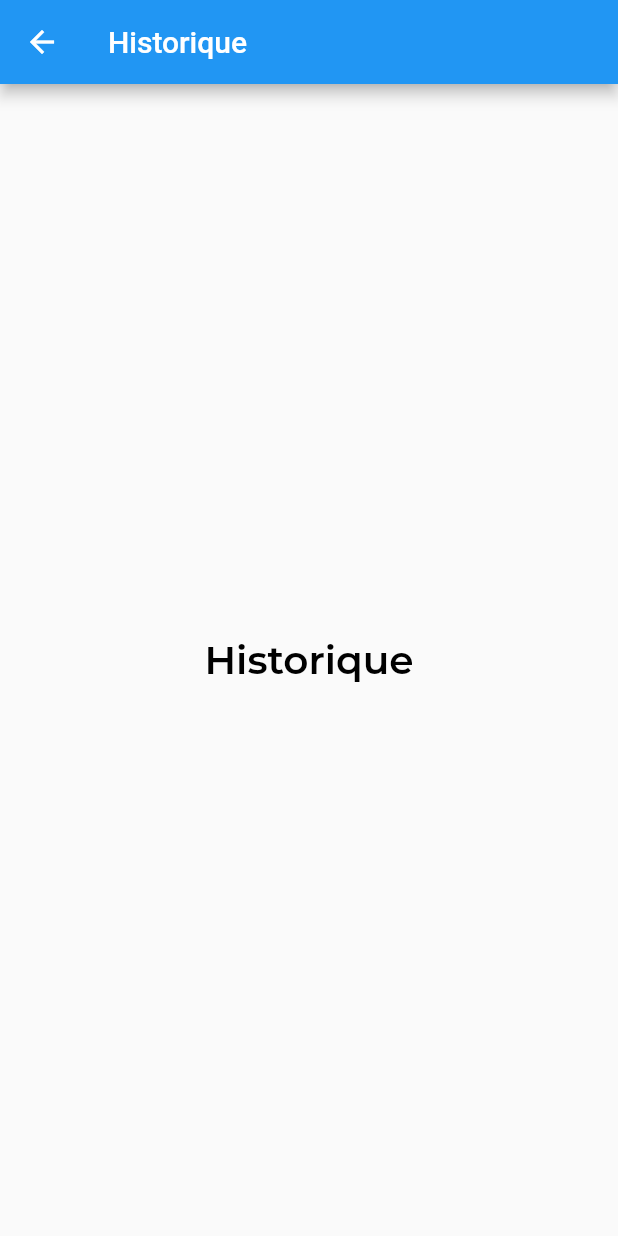
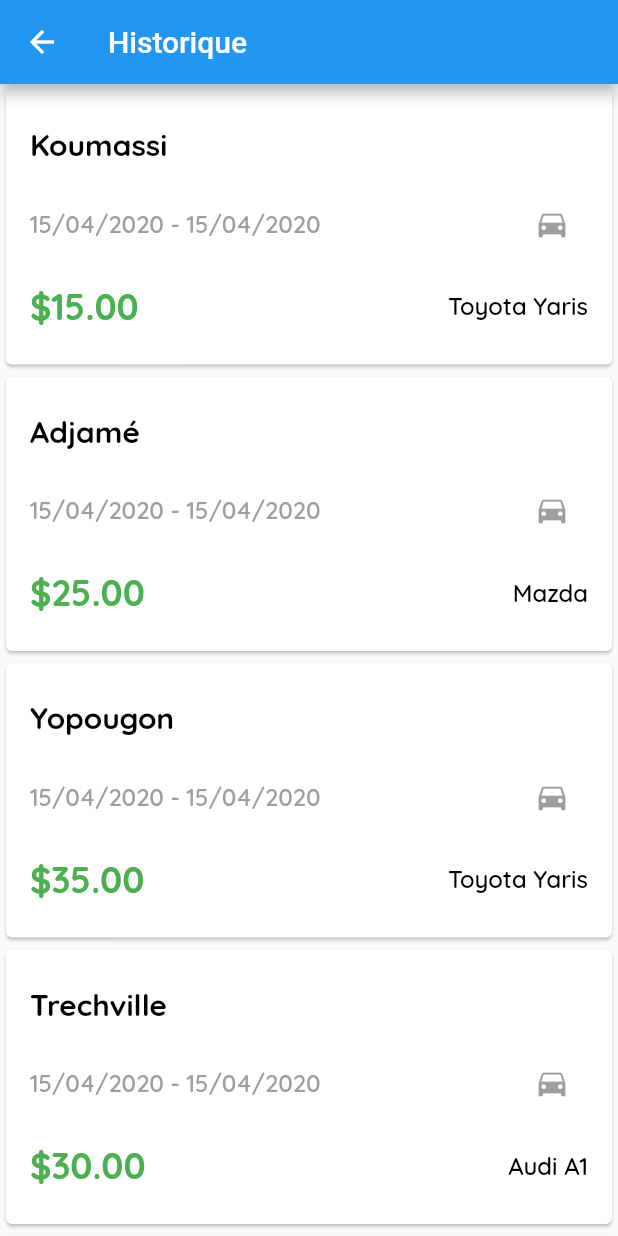
Before and after one commit to maxwell94/Yougo_flutter, a Flutter app: the Historique screen opened directly, on a phone screen of 412 x 824 dp. Run offline on Flutter 3.47's test engine with Material 2 defaults, Android fonts, the phone set to English and light mode, and no system bars; our stand-ins replace google_maps_flutter; project files that could hold a hidden picture were left out.

Commit message:
historique done

```diff
--- a/lib/historique.dart
+++ b/lib/historique.dart
@@ -1,8 +1,21 @@
+import './trip.dart';
 import 'package:flutter/material.dart';
+import 'package:intl/intl.dart';
 
 class Historique extends StatelessWidget {
 
   final String title;
+
+  final List<Trip> tripsList = [
+      Trip("Koumassi",DateTime.now(), DateTime.now(), 15.00 , "Toyota Yaris"),
+      Trip("Adjamé",DateTime.now(), DateTime.now(), 25.00 , "Mazda"),
+      Trip("Yopougon",DateTime.now(), DateTime.now(), 35.00 , "Toyota Yaris"),
+      Trip("Trechville",DateTime.now(), DateTime.now(), 30.00 , "Audi A1"),
+      Trip("Bingerville",DateTime.now(), DateTime.now(), 20.80 , "Mercedes class A"),
+      Trip("Deux Plateaux",DateTime.now(), DateTime.now(), 15.40 , "BMW serie 1"),
+      Trip("Marcory",DateTime.now(), DateTime.now(), 18.00 , "Ford Fiesta"),
+      Trip("Cocody",DateTime.now(), DateTime.now(), 40.00 , "Ford Kuga"),
+  ];
 
   Historique({this.title});
 
@@ -12,17 +25,76 @@ class Historique extends StatelessWidget {
       appBar: AppBar(
         title: Text(title),
       ),
-      body: Center(
-        child: Text(
-            title,
-            style: TextStyle(
-              fontFamily: 'Montserrat',
-              fontSize: 26,
-              fontWeight: FontWeight.bold,
-              color: Colors.black
-          )
+      body: Container(
+        child: new ListView.builder(
+            itemCount: tripsList.length,
+            itemBuilder: (BuildContext context, int index) => buildTripCard(context, index)
+        ),
+      )
+    );
+  }
+
+  Widget buildTripCard(BuildContext context, int index) {
+
+    final trip = tripsList[index];
+
+    return new Container(
+      child: Card(
+        child: Padding(
+          padding: const EdgeInsets.all(16.0),
+          child: Column(
+            children: <Widget>[
+              Padding(
+                padding: const EdgeInsets.only(top: 8.0,bottom: 8.0),
+                child: Row(
+                  children: <Widget>[
+                     Text(
+                       trip.title,
+                       style: TextStyle(color: Colors.black, fontSize: 20,fontFamily: 'Quicksand',fontWeight: FontWeight.bold)
+                     ),
+                     Spacer()
+                  ],
+                ),
+              ),
+
+              Padding(
+                padding: const EdgeInsets.only(top: 8.0,bottom: 8.0),
+                child: Row(
+                  mainAxisAlignment: MainAxisAlignment.spaceBetween,
+                  children: <Widget>[
+                    Text( "${DateFormat('dd/MM/yyyy').format(trip.startDate).toString()} - ${DateFormat('dd/MM/yyyy').format(trip.endDate).toString()}" ,
+                    style: TextStyle(color: Colors.grey, fontSize: 16,fontFamily: 'Quicksand')
+                    ),
+                    IconButton(
+                      icon: Icon(Icons.directions_car),
+                      onPressed: null
+                    ),
+
+                  ],
+                ),
+              ),
+
+              Padding(
+                padding: const EdgeInsets.only(top: 8.0,bottom: 8.0),
+                child: Row(
+                  children: <Widget>[
+                    Text(
+                      "\$${trip.price.toStringAsFixed(2)}",
+                      style: TextStyle(color: Colors.green, fontSize: 24,fontFamily: 'Quicksand',fontWeight: FontWeight.bold)
+                    ),
+                    Spacer(),
+                    Text(
+                      trip.car,
+                      style: TextStyle(color: Colors.black, fontSize: 16,fontFamily: 'Quicksand')
+                    )
+                  ],
+                ),
+              )
+            ],
+          ),
         ),
       ),
     );
   }
+
 }
--- /dev/null
+++ b/lib/trip.dart
@@ -0,0 +1,10 @@
+class Trip {
+   final String title;
+   final DateTime startDate;
+   final DateTime endDate;
+   final double price;
+   final String car;
+
+   Trip(this.title,this.startDate,this.endDate, this.price, this.car);
+
+}
--- a/pubspec.yaml
+++ b/pubspec.yaml
@@ -23,6 +23,7 @@ dependencies:
   # The following adds the Cupertino Icons font to your application.
   # Use with the CupertinoIcons class for iOS style icons.
   cupertino_icons: ^0.1.2
+  intl: ^0.16.1
 
 dev_dependencies:
   flutter_test:
```
Also changed, not shown: pubspec.lock.
